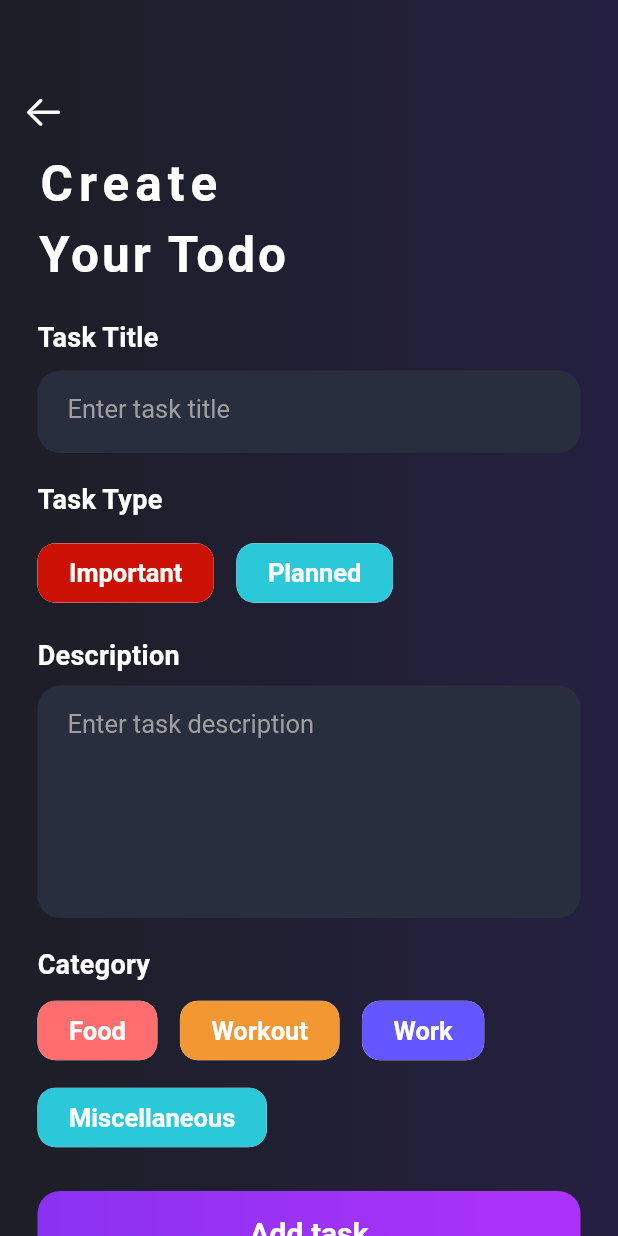
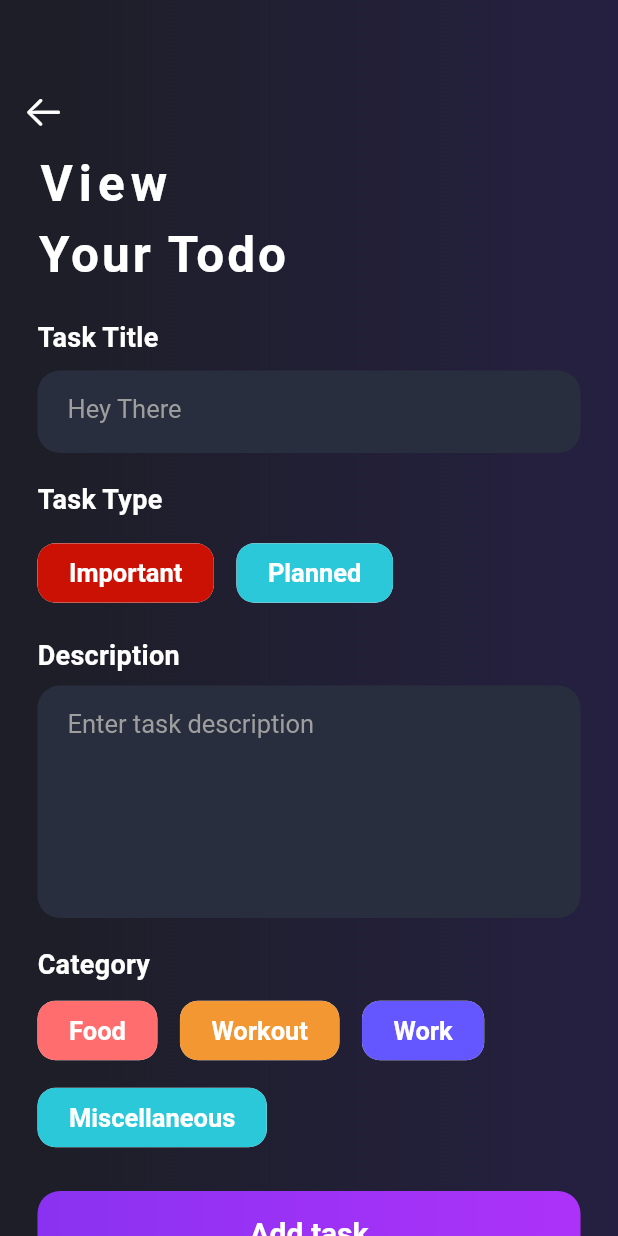
Before and after one commit to yuvraj-jangid/Flutter-Task-Manager-App, a Flutter app: the ViewData screen opened directly, on a phone screen of 412 x 824 dp. Run offline on Flutter 3.47's test engine with Material 2 defaults, Android fonts, the light colour scheme and no system bars; our stand-ins replace cloud_firestore, firebase_auth, firebase_core, flutter_secure_storage, flutter_svg, google_sign_in and 1 more; accounts and stored records are empty.

Commit message:
edit page

```diff
--- a/lib/pages/signup_page.dart
+++ b/lib/pages/signup_page.dart
@@ -193,7 +193,7 @@ class _MyWidgetState extends State<SignupPage> {
           Navigator.pushAndRemoveUntil(
               context,
               MaterialPageRoute(
-                builder: (builder) => const HomePage(),
+                builder: (builder) => HomePage(),
               ),
               (route) => false);
         } catch (e) {
--- a/lib/pages/view_data.dart
+++ b/lib/pages/view_data.dart
@@ -6,17 +6,31 @@ import 'package:flutter/src/widgets/framework.dart';
 import 'package:flutter/src/widgets/placeholder.dart';
 
 class ViewData extends StatefulWidget {
-  const ViewData({super.key});
+  ViewData({Key? key, this.document}) : super(key: key);
+  final Map<String, dynamic>? document;
 
   @override
   State<ViewData> createState() => _ViewDataState();
 }
 
 class _ViewDataState extends State<ViewData> {
-  TextEditingController _titleController = TextEditingController();
-  TextEditingController _descController = TextEditingController();
-  String type = "";
-  String category = "";
+  TextEditingController? _titleController;
+  TextEditingController? _descController;
+  String? type;
+  String? category;
+
+  @override
+  void initState() {
+    // TODO: implement initState
+    super.initState();
+    String title = widget.document?["title"] ?? "Hey There";
+    _titleController = TextEditingController(text: title);
+    _descController =
+        TextEditingController(text: widget.document?["description"]);
+    type = widget.document?["task"];
+    category = widget.document?["category"];
+  }
+
   @override
   Widget build(BuildContext context) {
     return Scaffold(
@@ -52,7 +66,7 @@ class _ViewDataState extends State<ViewData> {
                   crossAxisAlignment: CrossAxisAlignment.start,
                   children: [
                     const Text(
-                      "Create",
+                      "View",
                       style: TextStyle(
                           fontSize: 33,
                           color: Colors.white,
@@ -148,8 +162,8 @@ class _ViewDataState extends State<ViewData> {
     return InkWell(
       onTap: () {
         FirebaseFirestore.instance.collection("Tasks").add({
-          "title": _titleController.text.trim(),
-          "description": _descController.text.trim(),
+          "title": _titleController!.text.trim(),
+          "description": _descController!.text.trim(),
           "task-type": type,
           "category": category,
         });
@@ -186,7 +200,7 @@ class _ViewDataState extends State<ViewData> {
         });
       },
       child: Chip(
-        backgroundColor: type == label ? Colors.yellowAccent : Color(color),
+        backgroundColor: type == label ? Colors.red : Color(color),
         shape: RoundedRectangleBorder(borderRadius: BorderRadius.circular(12)),
         label: Text(
           label,
@@ -209,7 +223,7 @@ class _ViewDataState extends State<ViewData> {
         });
       },
       child: Chip(
-        backgroundColor: category == label ? Colors.yellow : Color(color),
+        backgroundColor: category == label ? Colors.red : Color(color),
         shape: RoundedRectangleBorder(borderRadius: BorderRadius.circular(12)),
         label: Text(
           label,
```
Also changed, not shown: lib/pages/AddTodo.dart (+5 -4 lines), lib/pages/HomePage.dart (+12 -5 lines).
